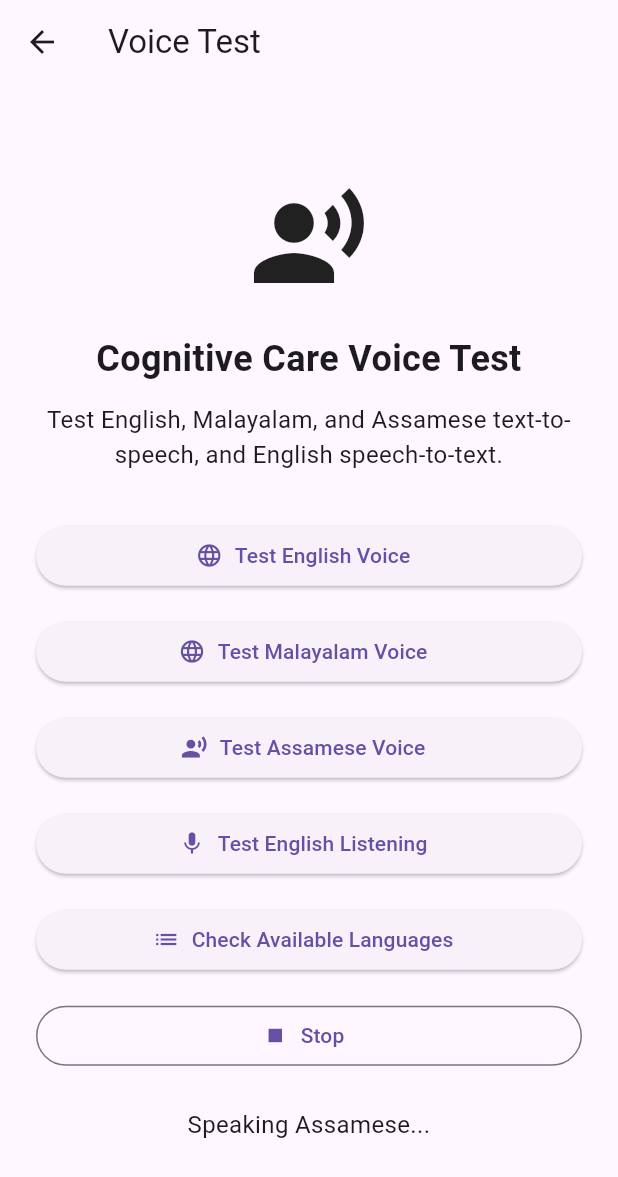
After one commit to Nirupama-018/Drishti, a Flutter app: the VoiceTestScreen screen opened directly, after a tap on "Test English Voice", after a tap on "Test Malayalam Voice", after a tap on "Test Assamese Voice", on a phone screen of 412 x 824 dp. The commit adds this screen. Shown: the top 1177 px of the screen. Run offline on Flutter 3.47's test engine with Material 3 defaults, Android fonts, the phone set to English and light mode, and no system bars; our stand-ins replace flutter_tts, speech_to_text.

Commit message:
Add English TTS/STT and Malayalam TTS, voice module README

```diff
--- a/lib/main.dart
+++ b/lib/main.dart
@@ -2,6 +2,7 @@ import 'package:flutter/material.dart';
 
 import 'games/attention_game/attention_game.dart';
 import 'games/attention_game/attention_config.dart';
+import 'voice/voice_test_screen.dart';
 
 void main() {
   runApp(const CognitiveCareApp());
--- a/lib/voice/voice_service.dart
+++ b/lib/voice/voice_service.dart
@@ -1,21 +1,169 @@
 import 'package:flutter_tts/flutter_tts.dart';
+import 'package:speech_to_text/speech_to_text.dart' as stt;
 
+/// Central service for all text-to-speech and speech-to-text
+/// functionality for languages supported by the device's installed
+/// TTS/STT engines (English, Malayalam, etc.).
+///
+/// Games and patient UI should use this service instead of
+/// interacting directly with the FlutterTts / SpeechToText plugins.
+///
+/// NOTE: Assamese is not reliably supported by device TTS/STT engines
+/// and goes through a separate AssameseVoiceService (Bhashini API)
+/// instead.
 class VoiceService {
   final FlutterTts _tts = FlutterTts();
+  final stt.SpeechToText _stt = stt.SpeechToText();
 
-  Future<void> speak(String text) async {
+  bool _sttInitialized = false;
+
+  // ---------------------------------------------------------------------
+  // Text-to-Speech
+  // ---------------------------------------------------------------------
+
+  /// Speaks the supplied text using the requested language.
+  Future<void> speak(
+    String text, {
+    String languageCode = 'en-US',
+  }) async {
+    if (text.trim().isEmpty) {
+      return;
+    }
+
+    await setLanguage(languageCode);
     await _tts.speak(text);
   }
 
+  /// Stops the current speech.
   Future<void> stop() async {
     await _tts.stop();
   }
 
+  /// Pauses the current speech if supported by the platform.
+  Future<void> pause() async {
+    await _tts.pause();
+  }
+
+  /// Sets the TTS language/locale.
   Future<void> setLanguage(String languageCode) async {
     await _tts.setLanguage(languageCode);
   }
 
+  /// Sets the speech rate.
+  ///
+  /// Lower values are generally easier for elderly users
+  /// to understand.
   Future<void> setSpeechRate(double rate) async {
     await _tts.setSpeechRate(rate);
   }
+
+  /// Sets the speech volume.
+  Future<void> setVolume(double volume) async {
+    await _tts.setVolume(volume);
+  }
+
+  /// Sets the speech pitch.
+  Future<void> setPitch(double pitch) async {
+    await _tts.setPitch(pitch);
+  }
+
+  /// Returns the list of language codes actually installed/available
+  /// on this device's TTS engine (e.g. ['en-US', 'ml-IN', ...]).
+  ///
+  /// Useful for debugging "nothing happens" issues: if a language
+  /// code isn't in this list, the device has no voice for it, and
+  /// speak() will silently fail for that language.
+  Future<List<String>> getAvailableLanguages() async {
+    final languages = await _tts.getLanguages;
+    return List<String>.from(languages ?? []);
+  }
+
+  /// Checks whether a specific language code is available on-device.
+  Future<bool> isLanguageAvailable(String languageCode) async {
+    final available = await getAvailableLanguages();
+    return available.any(
+      (lang) => lang.toLowerCase() == languageCode.toLowerCase(),
+    );
+  }
+
+  // ---------------------------------------------------------------------
+  // Speech-to-Text
+  // ---------------------------------------------------------------------
+
+  /// Initializes the speech recognizer. Must succeed before [listen]
+  /// is called. Safe to call multiple times.
+  Future<bool> initSpeech() async {
+    if (_sttInitialized) return true;
+
+    _sttInitialized = await _stt.initialize(
+      onError: (error) {
+        // ignore: avoid_print
+        print('Speech recognition error: $error');
+      },
+      onStatus: (status) {
+        // ignore: avoid_print
+        print('Speech recognition status: $status');
+      },
+    );
+
+    return _sttInitialized;
+  }
+
+  /// Listens for speech and returns the recognized text.
+  ///
+  /// Returns an empty string if initialization fails or nothing
+  /// was recognized within [listenFor].
+  Future<String> listen({
+    String localeId = 'en_IN',
+    Duration listenFor = const Duration(seconds: 5),
+  }) async {
+    final ready = await initSpeech();
+    if (!ready) {
+      return '';
+    }
+
+    String recognizedText = '';
+
+    await _stt.listen(
+      localeId: localeId,
+      onResult: (result) {
+        recognizedText = result.recognizedWords;
+      },
+    );
+
+    await Future.delayed(listenFor);
+    await _stt.stop();
+
+    return recognizedText;
+  }
+
+  /// Returns the list of locale IDs available for speech recognition
+  /// on this device (e.g. ['en_IN', 'en_US', ...]).
+  Future<List<String>> getAvailableSttLocales() async {
+    final ready = await initSpeech();
+    if (!ready) return [];
+
+    final locales = await _stt.locales();
+    return locales.map((l) => l.localeId).toList();
+  }
+
+  /// Stops listening early, if currently listening.
+  Future<void> stopListening() async {
+    if (_stt.isListening) {
+      await _stt.stop();
+    }
+  }
+
+  /// Whether the recognizer is currently listening.
+  bool get isListening => _stt.isListening;
+
+  // ---------------------------------------------------------------------
+  // Lifecycle
+  // ---------------------------------------------------------------------
+
+  /// Releases the TTS/STT engines when the service is no longer needed.
+  Future<void> dispose() async {
+    await _tts.stop();
+    await _stt.stop();
+  }
 }
--- /dev/null
+++ b/lib/voice/voice_test_screen.dart
@@ -0,0 +1,338 @@
+import 'package:flutter/material.dart';
+
+import 'voice_service.dart';
+
+/// Temporary development screen for testing VoiceService.
+///
+/// This screen is only for validating English, Malayalam, and Assamese
+/// text-to-speech, plus English speech-to-text.
+/// It can later be removed or replaced by the actual patient UI.
+class VoiceTestScreen extends StatefulWidget {
+  const VoiceTestScreen({super.key});
+
+  @override
+  State<VoiceTestScreen> createState() => _VoiceTestScreenState();
+}
+
+class _VoiceTestScreenState extends State<VoiceTestScreen> {
+  final VoiceService _voiceService = VoiceService();
+
+  bool _isSpeaking = false;
+  bool _isListening = false;
+  bool _isChecking = false;
+  String _status = 'Ready to test voice';
+  String _recognizedText = '';
+
+  Future<void> _speakEnglish() async {
+    setState(() {
+      _isSpeaking = true;
+      _status = 'Speaking English...';
+    });
+
+    try {
+      await _voiceService.setSpeechRate(0.4);
+
+      await _voiceService.speak(
+        'Hello. Welcome to Cognitive Care.',
+        languageCode: 'en-US',
+      );
+    } catch (error) {
+      if (mounted) {
+        setState(() {
+          _status = 'English voice error: $error';
+        });
+      }
+    } finally {
+      if (mounted) {
+        setState(() {
+          _isSpeaking = false;
+        });
+      }
+    }
+  }
+
+  Future<void> _speakMalayalam() async {
+    setState(() {
+      _isSpeaking = true;
+      _status = 'Speaking Malayalam...';
+    });
+
+    try {
+      await _voiceService.setSpeechRate(0.4);
+
+      final available = await _voiceService.isLanguageAvailable('ml-IN');
+      if (!available) {
+        if (mounted) {
+          setState(() {
+            _status =
+                'ml-IN not installed on this device. Tap "Check Available Languages" to see what is installed, or install the Malayalam voice pack in device Settings > Language > Text-to-speech.';
+          });
+        }
+        return;
+      }
+
+      await _voiceService.speak(
+        'നമസ്കാരം. കോഗ്നിറ്റീവ് കെയറിലേക്ക് സ്വാഗതം.',
+        languageCode: 'ml-IN',
+      );
+    } catch (error) {
+      if (mounted) {
+        setState(() {
+          _status = 'Malayalam voice error: $error';
+        });
+      }
+    } finally {
+      if (mounted) {
+        setState(() {
+          _isSpeaking = false;
+        });
+      }
+    }
+  }
+
+  Future<void> _speakAssamese() async {
+    setState(() {
+      _isSpeaking = true;
+      _status = 'Speaking Assamese...';
+    });
+
+    try {
+      await _voiceService.setSpeechRate(0.4);
+
+      await _voiceService.speak(
+        'নমস্কাৰ। কগনিটিভ কেয়াৰলৈ আপোনাক স্বাগতম।',
+        languageCode: 'as-IN',
+      );
+    } catch (error) {
+      if (mounted) {
+        setState(() {
+          _status = 'Assamese voice error: $error';
+        });
+      }
+    } finally {
+      if (mounted) {
+        setState(() {
+          _isSpeaking = false;
+        });
+      }
+    }
+  }
+
+  Future<void> _listenEnglish() async {
+    setState(() {
+      _isListening = true;
+      _status = 'Listening... say something';
+      _recognizedText = '';
+    });
+
+    try {
+      final result = await _voiceService.listen(localeId: 'en_IN');
+      if (mounted) {
+        setState(() {
+          _recognizedText = result.isEmpty ? '(nothing recognized)' : result;
+          _status = 'Done listening';
+        });
+      }
+    } catch (error) {
+      if (mounted) {
+        setState(() {
+          _status = 'Listening error: $error';
+        });
+      }
+    } finally {
+      if (mounted) {
+        setState(() {
+          _isListening = false;
+        });
+      }
+    }
+  }
+
+  Future<void> _checkAvailableLanguages() async {
+    setState(() {
+      _isChecking = true;
+      _status = 'Checking installed languages...';
+    });
+
+    try {
+      final ttsLanguages = await _voiceService.getAvailableLanguages();
+      final sttLocales = await _voiceService.getAvailableSttLocales();
+
+      if (mounted) {
+        setState(() {
+          _status =
+              'TTS languages:\n${ttsLanguages.join(", ")}\n\nSTT locales:\n${sttLocales.join(", ")}';
+        });
+      }
+    } catch (error) {
+      if (mounted) {
+        setState(() {
+          _status = 'Language check error: $error';
+        });
+      }
+    } finally {
+      if (mounted) {
+        setState(() {
+          _isChecking = false;
+        });
+      }
+    }
+  }
+
+  Future<void> _stopSpeaking() async {
+    await _voiceService.stop();
+    await _voiceService.stopListening();
+
+    if (mounted) {
+      setState(() {
+        _isSpeaking = false;
+        _isListening = false;
+        _status = 'Stopped';
+      });
+    }
+  }
+
+  @override
+  void dispose() {
+    _voiceService.dispose();
+    super.dispose();
+  }
+
+  @override
+  Widget build(BuildContext context) {
+    final bool busy = _isSpeaking || _isListening || _isChecking;
+
+    return Scaffold(
+      appBar: AppBar(
+        title: const Text('Voice Test'),
+      ),
+      body: Center(
+        child: SingleChildScrollView(
+          padding: const EdgeInsets.all(24),
+          child: Column(
+            mainAxisAlignment: MainAxisAlignment.center,
+            children: [
+              const Icon(
+                Icons.record_voice_over,
+                size: 80,
+              ),
+
+              const SizedBox(height: 24),
+
+              const Text(
+                'Cognitive Care Voice Test',
+                textAlign: TextAlign.center,
+                style: TextStyle(
+                  fontSize: 24,
+                  fontWeight: FontWeight.bold,
+                ),
+              ),
+
+              const SizedBox(height: 12),
+
+              const Text(
+                'Test English, Malayalam, and Assamese text-to-speech, and English speech-to-text.',
+                textAlign: TextAlign.center,
+                style: TextStyle(
+                  fontSize: 16,
+                ),
+              ),
+
+              const SizedBox(height: 32),
+
+              SizedBox(
+                width: double.infinity,
+                child: ElevatedButton.icon(
+                  onPressed: busy ? null : _speakEnglish,
+                  icon: const Icon(Icons.language),
+                  label: const Text('Test English Voice'),
+                ),
+              ),
+
+              const SizedBox(height: 16),
+
+              SizedBox(
+                width: double.infinity,
+                child: ElevatedButton.icon(
+                  onPressed: busy ? null : _speakMalayalam,
+                  icon: const Icon(Icons.language),
+                  label: const Text('Test Malayalam Voice'),
+                ),
+              ),
+
+              const SizedBox(height: 16),
+
+              SizedBox(
+                width: double.infinity,
+                child: ElevatedButton.icon(
+                  onPressed: busy ? null : _speakAssamese,
+                  icon: const Icon(Icons.record_voice_over),
+                  label: const Text('Test Assamese Voice'),
+                ),
+              ),
+
+              const SizedBox(height: 16),
+
+              SizedBox(
+                width: double.infinity,
+                child: ElevatedButton.icon(
+                  onPressed: busy ? null : _listenEnglish,
+                  icon: const Icon(Icons.mic),
+                  label: const Text('Test English Listening'),
+                ),
+              ),
+
+              const SizedBox(height: 16),
+
+              SizedBox(
+                width: double.infinity,
+                child: ElevatedButton.icon(
+                  onPressed: busy ? null : _checkAvailableLanguages,
+                  icon: const Icon(Icons.list),
+                  label: const Text('Check Available Languages'),
+                ),
+              ),
+
+              const SizedBox(height: 16),
+
+              SizedBox(
+                width: double.infinity,
+                child: OutlinedButton.icon(
+                  onPressed: _stopSpeaking,
+                  icon: const Icon(Icons.stop),
+                  label: const Text('Stop'),
+                ),
+              ),
+
+              const SizedBox(height: 24),
+
+              Text(
+                _status,
+                textAlign: TextAlign.center,
+                style: const TextStyle(
+                  fontSize: 16,
+                ),
+              ),
+
+              if (_recognizedText.isNotEmpty) ...[
+                const SizedBox(height: 12),
+                Container(
+                  padding: const EdgeInsets.all(12),
+                  decoration: BoxDecoration(
+                    border: Border.all(color: Colors.grey),
+                    borderRadius: BorderRadius.circular(8),
+                  ),
+                  child: Text(
+                    'Recognized: $_recognizedText',
+                    textAlign: TextAlign.center,
+                    style: const TextStyle(fontSize: 16),
+                  ),
+                ),
+              ],
+            ],
+          ),
+        ),
+      ),
+    );
+  }
+}
--- a/pubspec.yaml
+++ b/pubspec.yaml
@@ -31,6 +31,7 @@ dependencies:
   flutter:
     sdk: flutter
   flutter_tts: ^4.2.3
+  speech_to_text: ^7.0.0
 
   # The following adds the Cupertino Icons font to your application.
   # Use with the CupertinoIcons class for iOS style icons.
```
Also changed, not shown: analysis_options.yaml (+9 -0 lines), pubspec.lock, 5 other files.
